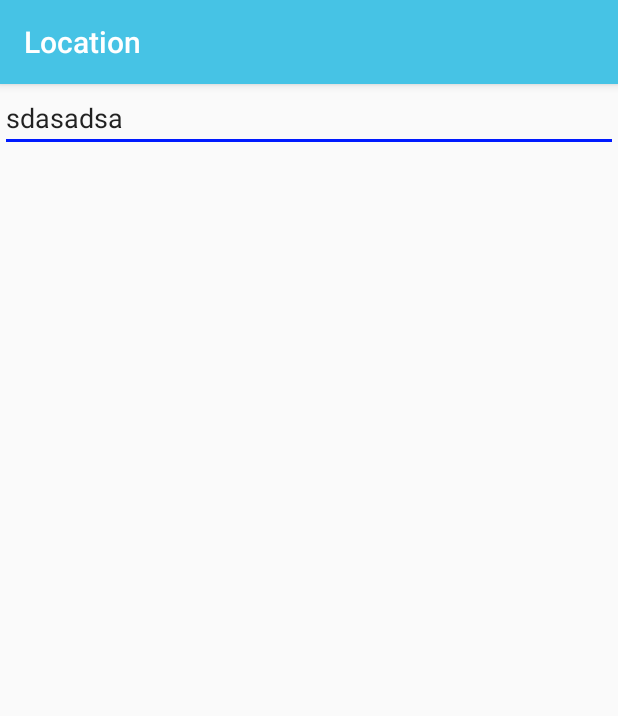
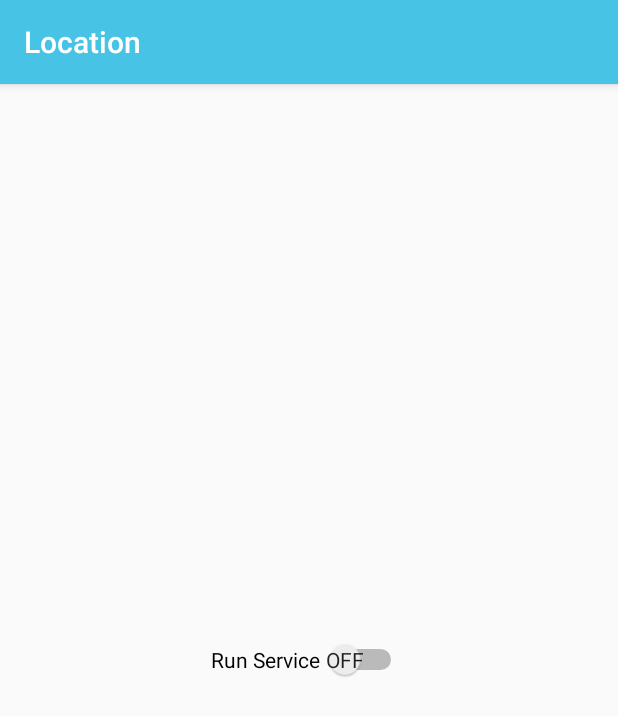
Before and after one commit to luongfrv2522/Android, an Android app: the MainActivity screen opened directly, with no data from a screen before it, on a phone screen of 412 x 824 dp. Shown: the top 716 px of the screen. Run offline under Robolectric (Android 15) with nearby library versions, the phone set to English and light mode, and no system bars.

Commit message:
update service

```diff
--- a/app/src/main/AndroidManifest.xml
+++ b/app/src/main/AndroidManifest.xml
@@ -20,6 +20,7 @@
                 <category android:name="android.intent.category.LAUNCHER"/>
             </intent-filter>
         </activity>
+        <service android:name=".services.LocationService"/>
     </application>
 
 </manifest>
--- a/app/src/main/java/com/example/luong/location/MainActivity.java
+++ b/app/src/main/java/com/example/luong/location/MainActivity.java
@@ -1,13 +1,48 @@
 package com.example.luong.location;
 
+import android.content.Intent;
 import android.support.v7.app.AppCompatActivity;
 import android.os.Bundle;
+import android.view.View;
+import android.widget.CompoundButton;
+import android.widget.Switch;
+import android.widget.Toast;
+
+import com.example.luong.location.services.LocationService;
 
 public class MainActivity extends AppCompatActivity {
-
+    Switch swtService;
+    Intent intent;
     @Override
     protected void onCreate(Bundle savedInstanceState) {
         super.onCreate(savedInstanceState);
         setContentView(R.layout.activity_main);
+        Toast.makeText(this, "onCreate_MainMenu", Toast.LENGTH_SHORT).show();
+        innitControl();
+        excuteControl();
+    }
+
+    private void innitControl(){
+        swtService = findViewById(R.id.swt_service);
+    }
+
+    private void excuteControl() {
+        swtService.setOnCheckedChangeListener(new CompoundButton.OnCheckedChangeListener() {
+            @Override
+            public void onCheckedChanged(CompoundButton buttonView, boolean isChecked) {
+                intent = new Intent(MainActivity.this, LocationService.class);
+                if(isChecked){
+                    startService(intent);
+                }else{
+                    stopService(intent);
+                }
+            }
+        });
+    }
+
+    @Override
+    protected void onPostResume() {
+        super.onPostResume();
+        Toast.makeText(this, "onPostResume_MainMenu", Toast.LENGTH_SHORT).show();
     }
 }
--- /dev/null
+++ b/app/src/main/java/com/example/luong/location/common/StaticState.java
@@ -0,0 +1,5 @@
+package com.example.luong.location.common;
+
+public class StaticState {
+    public static boolean ServiceLocationStarted = false;
+}
--- a/app/src/main/res/layout/activity_main.xml
+++ b/app/src/main/res/layout/activity_main.xml
@@ -1,12 +1,18 @@
 <?xml version="1.0" encoding="utf-8"?>
-<android.support.constraint.ConstraintLayout xmlns:android="http://schemas.android.com/apk/res/android"
+<LinearLayout xmlns:android="http://schemas.android.com/apk/res/android"
     xmlns:app="http://schemas.android.com/apk/res-auto"
     xmlns:tools="http://schemas.android.com/tools"
+    android:orientation="vertical"
     android:layout_width="match_parent"
     android:layout_height="match_parent"
+    android:gravity="center"
     tools:context=".MainActivity">
-    <EditText
-        android:layout_width="match_parent"
+    <Switch
+        android:id="@+id/swt_service"
+        android:showText="true"
+        android:textOff="@string/switch_off"
+        android:textOn="@string/switch_on"
+        android:layout_width="wrap_content"
         android:layout_height="wrap_content"
-        android:text="sdasadsa"/>
-</android.support.constraint.ConstraintLayout>
+        android:text="Run Service" />
+</LinearLayout>
--- a/app/src/main/res/values/strings.xml
+++ b/app/src/main/res/values/strings.xml
@@ -14,4 +14,6 @@
         completions."
     </string>
     <string name="btn_login">Đăng nhập</string>
+    <string name="switch_on">On</string>
+    <string name="switch_off">Off</string>
 </resources>
--- a/app/src/main/res/values/styles.xml
+++ b/app/src/main/res/values/styles.xml
@@ -7,7 +7,7 @@
         <item name="colorPrimaryDark">@color/colorPrimaryDark</item>
         <item name="colorAccent">@color/colorAccent</item>
         <item name="colorControlNormal">#000000</item>
-        <item name="colorControlActivated">#001aff</item>
+        <item name="colorControlActivated">#ea00ff</item>
         <item name="colorControlHighlight">#39af22</item>
     </style>
 
```
Also changed, not shown: app/src/main/java/com/example/luong/location/LoginActivity.java (+22 -5 lines), app/src/main/java/com/example/luong/location/services/LocationService.java (added, +33 -0 lines).
